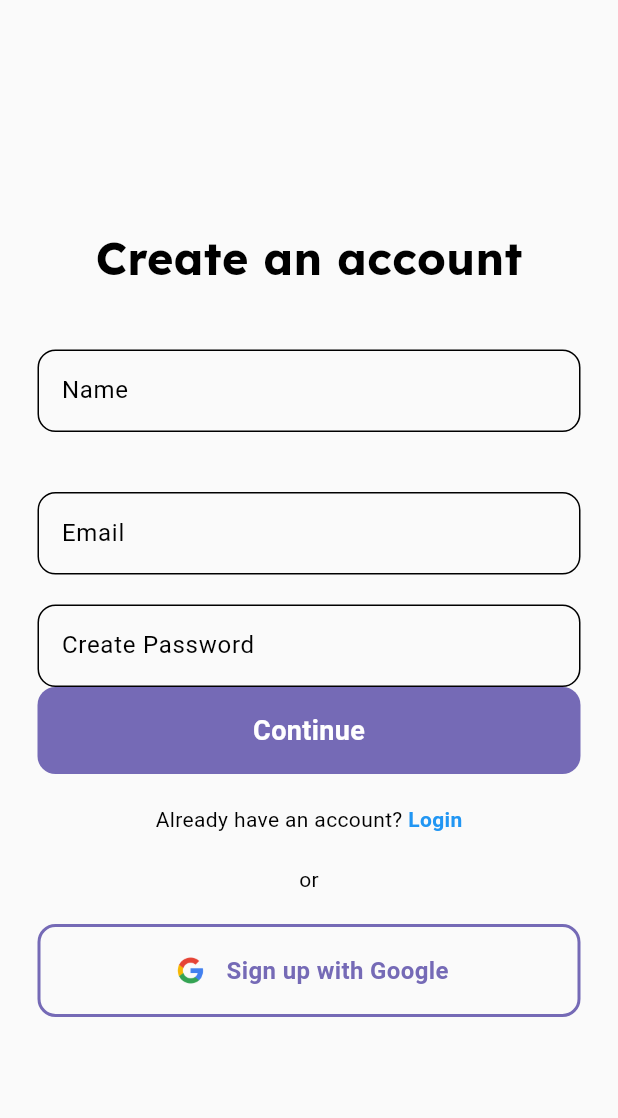
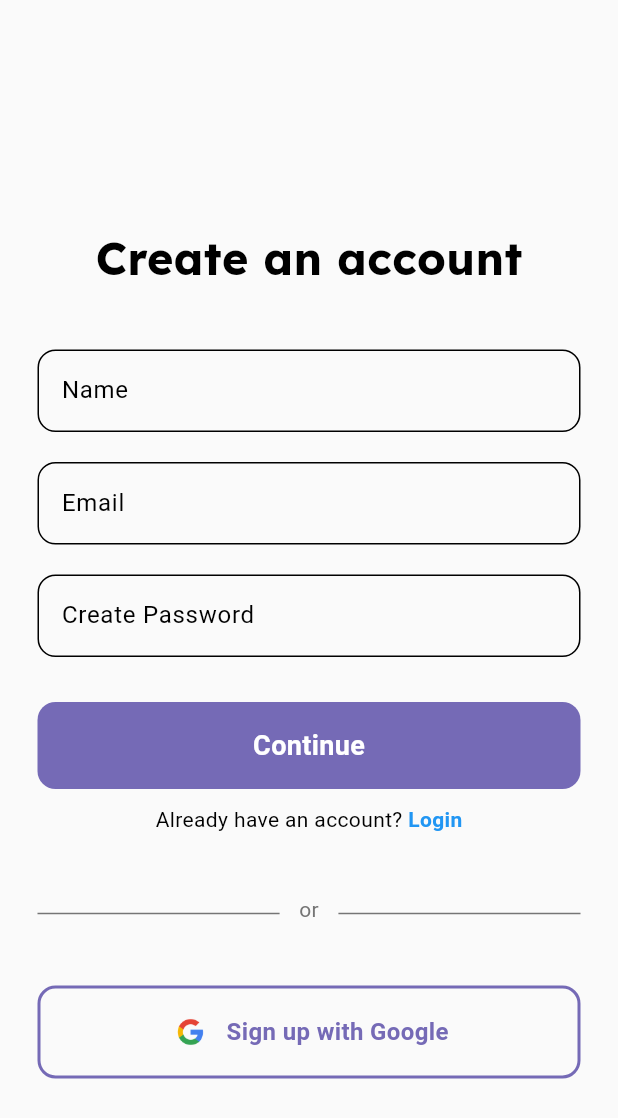
Before and after one commit to hasti1109/cinemate, a Flutter app: the SignUpPage screen opened by its route, on a phone screen of 412 x 824 dp. Shown: the top 1118 px of the screen. Run offline on Flutter 3.47's test engine with Material 3 defaults, Android fonts, the phone set to English and light mode, and no system bars; our stand-ins replace firebase_auth, firebase_core, google_fonts, google_nav_bar; missing offline and left inert: flutterzilla_fixed_grid; accounts and stored records are empty.

Commit message:
minor ui updates

```diff
--- a/lib/pages/signup_page.dart
+++ b/lib/pages/signup_page.dart
@@ -74,7 +74,7 @@
               //name input
               MyTextField(myController: _nameController, inputName: 'Name', hideText: false, onChanged: (){}),
 
-              const SizedBox(height: 40,),
+              const SizedBox(height: 20,),
 
               //email input
               MyTextField(myController: _emailController, inputName: 'Email', hideText: false, onChanged: (){}),
@@ -83,6 +83,8 @@
 
               //password input
               MyTextField(myController: _passwordController, inputName: 'Create Password', hideText: true, onChanged: (){}),
+
+              const SizedBox(height: 30,),
 
               //sign up button
               Padding(
@@ -110,7 +112,7 @@
                   ),
                 ),
               ),
-              const SizedBox(height: 20,),
+              const SizedBox(height: 10,),
 
               Row(
                 mainAxisAlignment: MainAxisAlignment.center,
@@ -132,19 +134,33 @@
                 ],
               ),
 
-              const SizedBox(height: 20,),
+              const SizedBox(height: 40,),
 
+              //or
               Row(
-                mainAxisAlignment: MainAxisAlignment.spaceEvenly,
                 children: [
-                  Divider(height: 1,),
-                  Text('or'),
-                  Divider(height: 1,),
+                  Expanded(
+                    child: Padding(
+                      padding: const EdgeInsets.fromLTRB(25,5,5,0),
+                      child: Divider(thickness: 1, color: Colors.grey.shade600),
+                    ),
+                  ),
+                  Padding(
+                    padding: const EdgeInsets.symmetric(horizontal: 8.0),
+                    child: Text('or', style: TextStyle(color: Colors.grey.shade600),),
+                  ),
+                  Expanded(
+                    child: Padding(
+                      padding: const EdgeInsets.fromLTRB(5,5,25,0),
+                      child: Divider(thickness: 1, color: Colors.grey.shade600),
+                    ),
+                  ),
                 ],
               ),
 
-              const SizedBox(height: 20,),
+              const SizedBox(height: 40,),
 
+              //google signin
               Padding(
                 padding: const EdgeInsets.symmetric(horizontal: 25.0),
                 child: GestureDetector(
@@ -179,9 +195,6 @@
                   ),
                 ),
               ),
-
-              const SizedBox(height: 20,),
-
             ],
           ),
         ),
```
